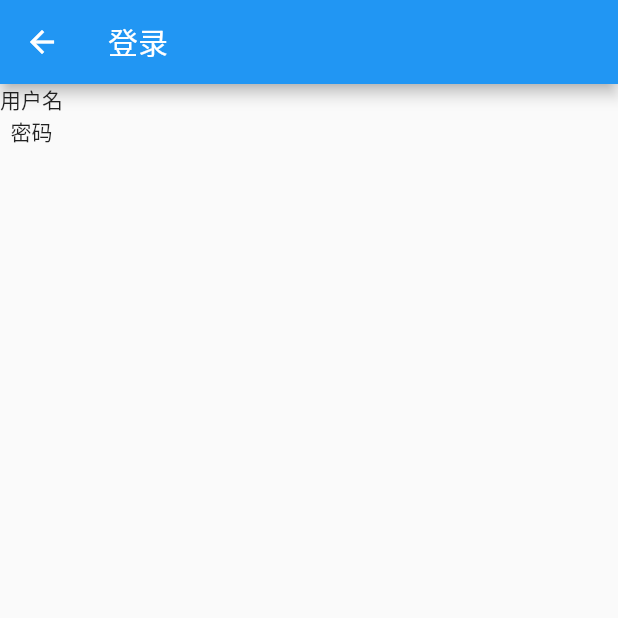
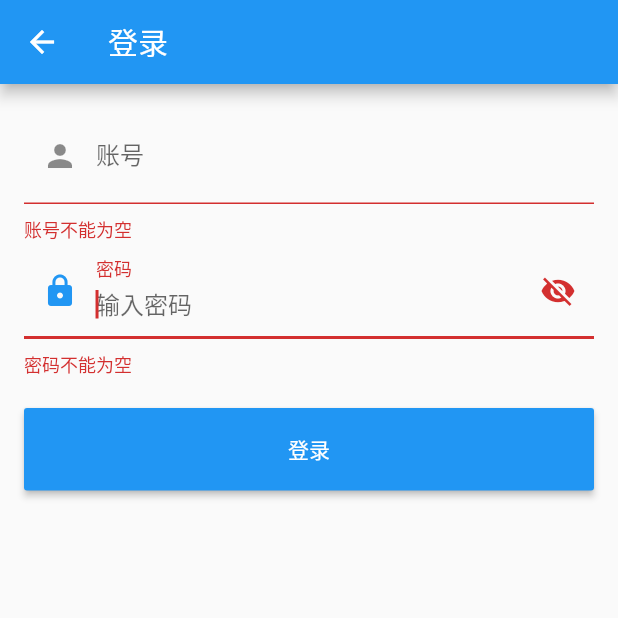
Before and after one commit to skyinJune/my_git_app, a Flutter app: the screen it shows after launch, after a tap on "登录", on a phone screen of 412 x 824 dp, the top half of it. Run offline on Flutter 3.47's test engine with Material 2 defaults, Android fonts, the phone set to English and light mode, and no system bars; our stand-ins replace dio, shared_preferences; generated files the repository leaves out were written again; statements that could not run were skipped.

Commit message:
登录页搭建

```diff
--- a/lib/common/GitApi.dart
+++ b/lib/common/GitApi.dart
@@ -43,7 +43,7 @@ class Git {
 
   // 登录接口，登录成功后返回用户信息
   Future<User> login(String login, String pwd) async {
-    String basic = 'Basic' + base64.encode(utf8.encode('$login:$pwd'));
+    String basic = 'Basic ' + base64.encode(utf8.encode('$login:$pwd'));
     var r = await dio.get('/users/$login',
         options: _options.merge(
             headers: {HttpHeaders.authorizationHeader: basic},
--- a/lib/routes/LoginRoute.dart
+++ b/lib/routes/LoginRoute.dart
@@ -1,20 +1,107 @@
 import 'package:flutter/cupertino.dart';
 import 'package:flutter/material.dart';
+import 'package:my_git_app/common/GitApi.dart';
+import 'package:my_git_app/common/Global.dart';
+import 'package:my_git_app/models/index.dart';
+import 'package:provider/provider.dart';
 
 class LoginRoute extends StatefulWidget {
   _LoginRouteState createState() => _LoginRouteState();
 }
 
 class _LoginRouteState extends State<LoginRoute> {
+  TextEditingController _unameController = new TextEditingController();
+  TextEditingController _pwdController = new TextEditingController();
+  bool pwdShow = false; // 是否展示明文密码
+  GlobalKey _formKey = new GlobalKey<FormState>();
+  bool _nameAutoFocus = true;
+
+  @override
+  void initState() {
+    _unameController.text = Global.profile.lastLogin;
+    if (_unameController.text != null) {
+      // 如果上次有登录用户，则直接定位密码框
+      _nameAutoFocus = false;
+    }
+    super.initState();
+  }
+
   @override
   Widget build(BuildContext context) {
     return Scaffold(
       appBar: AppBar(
         title: Text('登录'),
       ),
-      body: Column(
-        children: [Text('用户名'), Text('密码')],
-      ),
+      body: Padding(
+          padding: EdgeInsets.all(16),
+          child: Form(
+              key: _formKey,
+              autovalidateMode: AutovalidateMode.always,
+              child: Column(
+                children: [
+                  TextFormField(
+                    autofocus: _nameAutoFocus,
+                    controller: _unameController,
+                    decoration: InputDecoration(
+                        hintText: '输入github账号',
+                        labelText: '账号',
+                        prefixIcon: Icon(Icons.person)),
+                    validator: (e) {
+                      return e.trim().isNotEmpty ? null : '账号不能为空';
+                    },
+                  ),
+                  TextFormField(
+                    autofocus: !_nameAutoFocus,
+                    controller: _pwdController,
+                    decoration: InputDecoration(
+                        hintText: '输入密码',
+                        labelText: '密码',
+                        prefixIcon: Icon(Icons.lock),
+                        suffixIcon: IconButton(
+                            icon: Icon(pwdShow
+                                ? Icons.visibility
+                                : Icons.visibility_off),
+                            onPressed: () {
+                              setState(() {
+                                pwdShow = !pwdShow;
+                              });
+                            })),
+                    obscureText: !pwdShow,
+                    validator: (e) {
+                      return e.trim().isNotEmpty ? null : '密码不能为空';
+                    },
+                  ),
+                  Padding(
+                      padding: EdgeInsets.only(top: 20),
+                      child: ConstrainedBox(
+                        constraints: BoxConstraints.expand(height: 55),
+                        child: RaisedButton(
+                          onPressed: _onLogin,
+                          color: Theme.of(context).primaryColor,
+                          textColor: Colors.white,
+                          child: Text('登录'),
+                        ),
+                      )),
+                ],
+              ))),
     );
   }
+
+  void _onLogin() async {
+    if (!(_formKey.currentState as FormState).validate()) return;
+    User user;
+    user = await Git(context).login(_unameController.text, _pwdController.text);
+    Provider.of<UserModel>(context, listen: false).user = user;
+    // try {
+    //   user =
+    //       await Git(context).login(_unameController.text, _pwdController.text);
+    //   Provider.of<UserModel>(context, listen: false).user = user;
+    // } catch (e) {
+    //   print(e.toString());
+    // }
+    if (user != null) {
+      print('login success!');
+      Navigator.of(context).pop();
+    }
+  }
 }
```
